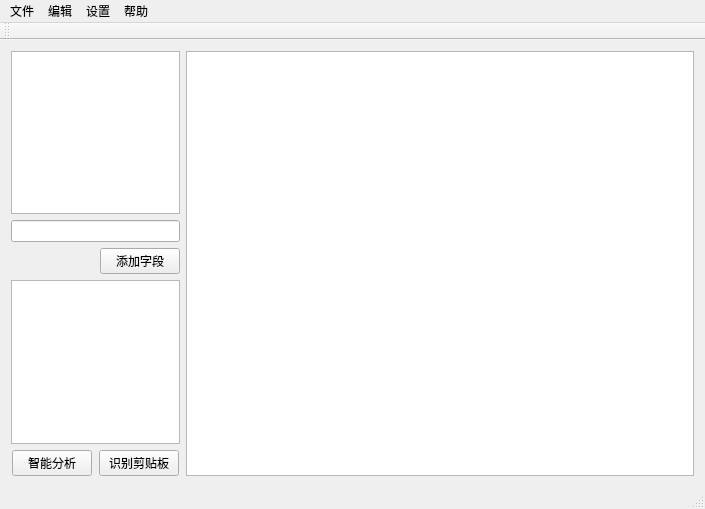
Qt form ListAutoSort/ListAutoSort.ui (iwxyi/ListAutoSort) before a commit.
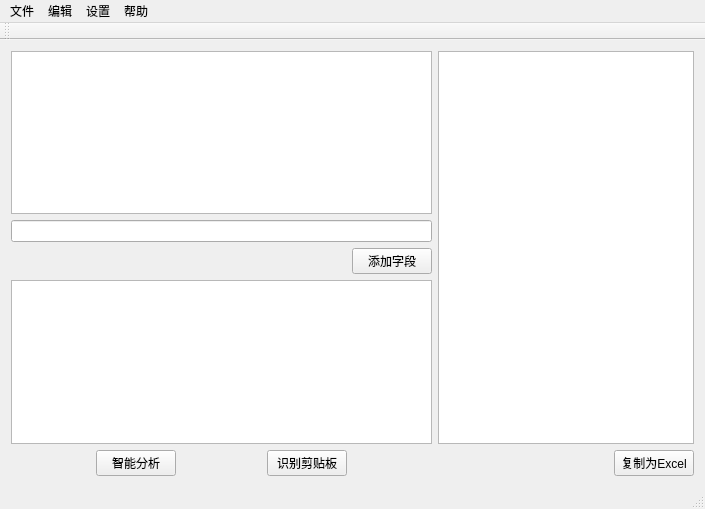
The same form after that commit.

What changed in the file:
```diff
--- a/ListAutoSort/ListAutoSort.ui
+++ b/ListAutoSort/ListAutoSort.ui
@@ -16,7 +16,7 @@
   <widget class="QWidget" name="centralWidget">
    <layout class="QHBoxLayout" name="horizontalLayout_2">
     <item>
-     <layout class="QHBoxLayout" name="horizontalLayout" stretch="1,3">
+     <layout class="QHBoxLayout" name="horizontalLayout" stretch="1,0">
       <item>
        <layout class="QVBoxLayout" name="inputVLayout">
         <property name="sizeConstraint">
@@ -131,7 +131,41 @@
        </layout>
       </item>
       <item>
-       <widget class="QTableWidget" name="tableWidget"/>
+       <layout class="QVBoxLayout" name="verticalLayout">
+        <property name="rightMargin">
+         <number>0</number>
+        </property>
+        <item>
+         <widget class="QTableWidget" name="tableWidget"/>
+        </item>
+        <item>
+         <layout class="QHBoxLayout" name="horizontalLayout_5">
+          <property name="topMargin">
+           <number>0</number>
+          </property>
+          <item>
+           <spacer name="horizontalSpacer_5">
+            <property name="orientation">
+             <enum>Qt::Horizontal</enum>
+            </property>
+            <property name="sizeHint" stdset="0">
+             <size>
+              <width>40</width>
+              <height>20</height>
+             </size>
+            </property>
+           </spacer>
+          </item>
+          <item>
+           <widget class="QPushButton" name="pushButton">
+            <property name="text">
+             <string>复制为Excel</string>
+            </property>
+           </widget>
+          </item>
+         </layout>
+        </item>
+       </layout>
       </item>
      </layout>
     </item>
```
